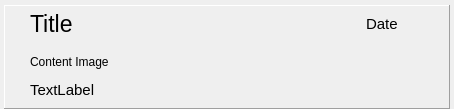
Old version of the form src/messagewidget.ui in the repository seird/gotify-tray-cpp.
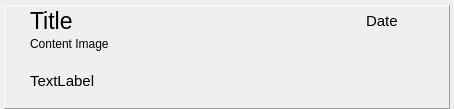
New version of the form. Custom widgets are drawn as their Qt base class.

Commit message: reduce vertical spacing in message widget

```diff
--- a/src/messagewidget.ui
+++ b/src/messagewidget.ui
@@ -60,7 +60,7 @@
        <number>0</number>
       </property>
       <property name="verticalSpacing">
-       <number>3</number>
+       <number>0</number>
       </property>
       <item row="1" column="3">
        <widget class="QLabel" name="label_title">
```
